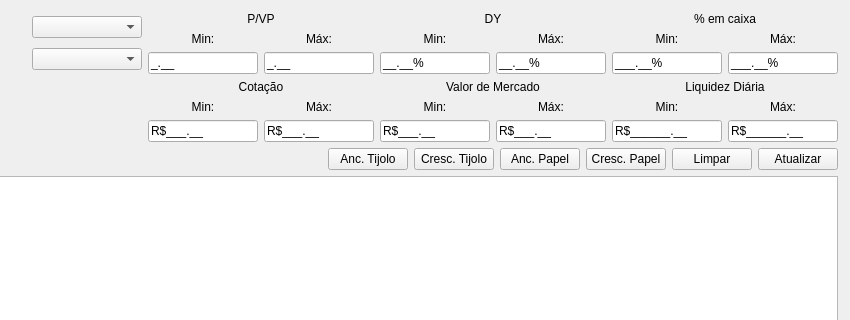
First picture: the form in src/ui/frmFiiScreen.ui, repository jeronimopenha/MarginMiner, before the edit; both pictures show x 96 to 946 and y 0 to 320 of the 946 by 626 pixel window.
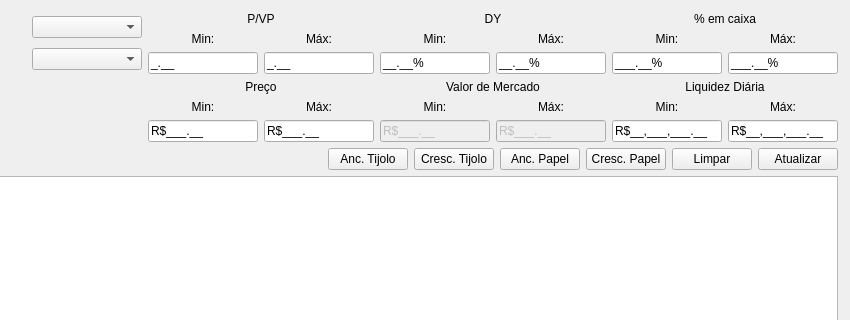
Second picture: the form after the edit.

Commit message: First FII Screen Version

```diff
--- a/src/ui/frmFiiScreen.ui
+++ b/src/ui/frmFiiScreen.ui
@@ -118,7 +118,7 @@
             <enum>QFrame::Shape::NoFrame</enum>
            </property>
            <property name="text">
-            <string>Cotação</string>
+            <string>Preço</string>
            </property>
            <property name="alignment">
             <set>Qt::AlignmentFlag::AlignCenter</set>
@@ -372,6 +372,9 @@
           <layout class="QHBoxLayout" name="horizontalLayout_12">
            <item>
             <widget class="QLineEdit" name="txtValMin">
+             <property name="enabled">
+              <bool>false</bool>
+             </property>
              <property name="inputMask">
               <string>R$###.00;_</string>
              </property>
@@ -382,6 +385,9 @@
            </item>
            <item>
             <widget class="QLineEdit" name="txtValMax">
+             <property name="enabled">
+              <bool>false</bool>
+             </property>
              <property name="inputMask">
               <string>R$###.00;_</string>
              </property>
@@ -448,20 +454,20 @@
                <item>
                 <widget class="QLineEdit" name="txtLiqMin">
                  <property name="inputMask">
-                  <string>R$######.00;_</string>
+                  <string>R$##,###,###.00;_</string>
                  </property>
                  <property name="text">
-                  <string>R$.</string>
+                  <string>R$,,.</string>
                  </property>
                 </widget>
                </item>
                <item>
                 <widget class="QLineEdit" name="txtLiqMax">
                  <property name="inputMask">
-                  <string>R$######.00;_</string>
+                  <string>R$##,###,###.00;_</string>
                  </property>
                  <property name="text">
-                  <string>R$.</string>
+                  <string>R$,,.</string>
                  </property>
                 </widget>
                </item>
```
The commit also changes 6 other files.
